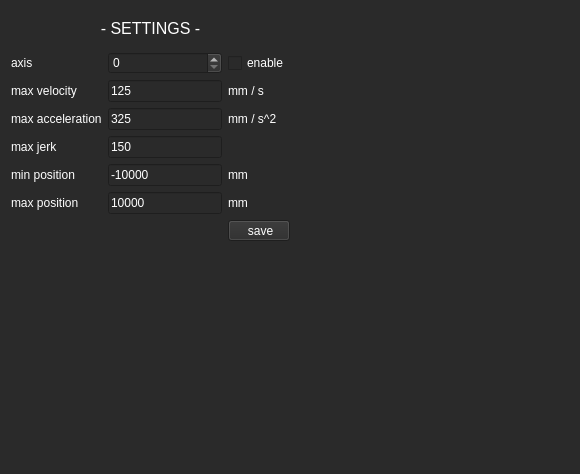
This is projects/cnc/form_settings.ui in krcwrhvgyxzqelljes/hal-core-2.0 as Qt 5 draws it before an edit. The edited form follows.
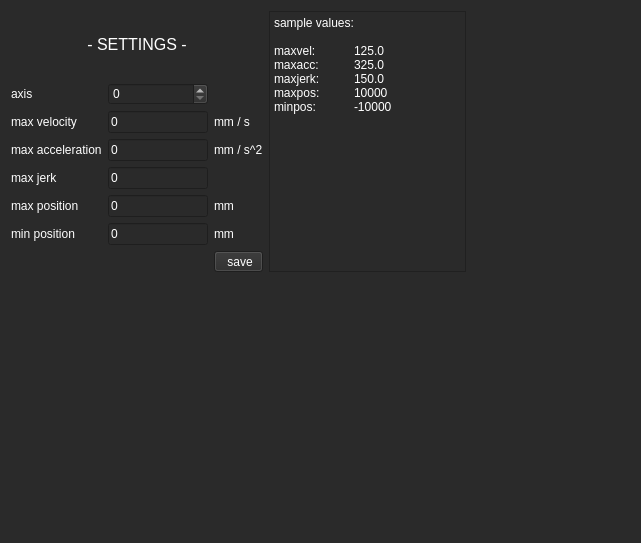
This is the edited form. Icons and pictures are not drawn.

The edit to the form file:
```diff
--- a/projects/cnc/form_settings.ui
+++ b/projects/cnc/form_settings.ui
@@ -6,8 +6,8 @@
    <rect>
     <x>0</x>
     <y>0</y>
-    <width>580</width>
-    <height>474</height>
+    <width>641</width>
+    <height>543</height>
    </rect>
   </property>
   <property name="windowTitle">
@@ -18,30 +18,153 @@
 color: rgb(255, 255, 255);</string>
   </property>
   <layout class="QGridLayout" name="gridLayout">
+   <item row="0" column="2">
+    <spacer name="horizontalSpacer">
+     <property name="orientation">
+      <enum>Qt::Horizontal</enum>
+     </property>
+     <property name="sizeHint" stdset="0">
+      <size>
+       <width>223</width>
+       <height>20</height>
+      </size>
+     </property>
+    </spacer>
+   </item>
    <item row="0" column="0">
     <layout class="QGridLayout" name="gridLayout_16">
-     <item row="6" column="0">
-      <widget class="QLabel" name="label_31">
+     <item row="0" column="0" colspan="3">
+      <widget class="QLabel" name="label_5">
+       <property name="minimumSize">
+        <size>
+         <width>0</width>
+         <height>35</height>
+        </size>
+       </property>
+       <property name="font">
+        <font>
+         <pointsize>12</pointsize>
+        </font>
+       </property>
        <property name="text">
-        <string>max position</string>
+        <string>- SETTINGS -</string>
        </property>
+       <property name="alignment">
+        <set>Qt::AlignCenter</set>
+       </property>
       </widget>
      </item>
-     <item row="5" column="1">
-      <widget class="QLineEdit" name="lineEdit_min_pos">
+     <item row="6" column="2">
+      <widget class="QLabel" name="label_30">
        <property name="text">
-        <string>-10000</string>
+        <string>mm</string>
+       </property>
+      </widget>
+     </item>
+     <item row="1" column="0">
+      <widget class="QLabel" name="label">
+       <property name="text">
+        <string>axis</string>
+       </property>
+      </widget>
+     </item>
+     <item row="4" column="0">
+      <widget class="QLabel" name="label_33">
+       <property name="text">
+        <string>max jerk</string>
+       </property>
+      </widget>
+     </item>
+     <item row="2" column="1">
+      <widget class="QLineEdit" name="lineEdit_max_vel">
+       <property name="minimumSize">
+        <size>
+         <width>100</width>
+         <height>0</height>
+        </size>
+       </property>
+       <property name="text">
+        <string>0</string>
        </property>
       </widget>
      </item>
      <item row="3" column="1">
       <widget class="QLineEdit" name="lineEdit_max_acc">
        <property name="text">
-        <string>325</string>
+        <string>0</string>
+       </property>
+      </widget>
+     </item>
+     <item row="1" column="1">
+      <widget class="QSpinBox" name="spinBox_axis">
+       <property name="minimum">
+        <number>0</number>
+       </property>
+       <property name="maximum">
+        <number>8</number>
+       </property>
+       <property name="value">
+        <number>0</number>
+       </property>
+      </widget>
+     </item>
+     <item row="6" column="0">
+      <widget class="QLabel" name="label_29">
+       <property name="text">
+        <string>max position</string>
+       </property>
+      </widget>
+     </item>
+     <item row="2" column="0">
+      <widget class="QLabel" name="label_32">
+       <property name="text">
+        <string>max velocity</string>
        </property>
       </widget>
      </item>
      <item row="7" column="2">
+      <widget class="QLabel" name="label_26">
+       <property name="text">
+        <string>mm</string>
+       </property>
+      </widget>
+     </item>
+     <item row="3" column="2">
+      <widget class="QLabel" name="label_27">
+       <property name="text">
+        <string>mm / s^2</string>
+       </property>
+      </widget>
+     </item>
+     <item row="3" column="0">
+      <widget class="QLabel" name="label_13">
+       <property name="text">
+        <string>max acceleration</string>
+       </property>
+      </widget>
+     </item>
+     <item row="2" column="2">
+      <widget class="QLabel" name="label_28">
+       <property name="text">
+        <string>mm / s</string>
+       </property>
+      </widget>
+     </item>
+     <item row="7" column="0">
+      <widget class="QLabel" name="label_31">
+       <property name="text">
+        <string>min position</string>
+       </property>
+      </widget>
+     </item>
+     <item row="4" column="1">
+      <widget class="QLineEdit" name="lineEdit_max_jerk">
+       <property name="text">
+        <string>0</string>
+       </property>
+      </widget>
+     </item>
+     <item row="8" column="2">
       <widget class="QToolButton" name="toolButton_save">
        <property name="sizePolicy">
         <sizepolicy hsizetype="Preferred" vsizetype="Fixed">
@@ -70,152 +193,22 @@
        </property>
       </widget>
      </item>
-     <item row="2" column="2">
-      <widget class="QLabel" name="label_28">
+     <item row="7" column="1">
+      <widget class="QLineEdit" name="lineEdit_min_pos">
        <property name="text">
-        <string>mm / s</string>
-       </property>
-      </widget>
-     </item>
-     <item row="3" column="2">
-      <widget class="QLabel" name="label_27">
-       <property name="text">
-        <string>mm / s^2</string>
-       </property>
-      </widget>
-     </item>
-     <item row="2" column="1">
-      <widget class="QLineEdit" name="lineEdit_max_vel">
-       <property name="minimumSize">
-        <size>
-         <width>100</width>
-         <height>0</height>
-        </size>
-       </property>
-       <property name="text">
-        <string>125</string>
+        <string>0</string>
        </property>
       </widget>
      </item>
      <item row="6" column="1">
       <widget class="QLineEdit" name="lineEdit_max_pos">
        <property name="text">
-        <string>10000</string>
-       </property>
-      </widget>
-     </item>
-     <item row="1" column="0">
-      <widget class="QLabel" name="label">
-       <property name="text">
-        <string>axis</string>
-       </property>
-      </widget>
-     </item>
-     <item row="4" column="0">
-      <widget class="QLabel" name="label_33">
-       <property name="text">
-        <string>max jerk</string>
-       </property>
-      </widget>
-     </item>
-     <item row="6" column="2">
-      <widget class="QLabel" name="label_26">
-       <property name="text">
-        <string>mm</string>
-       </property>
-      </widget>
-     </item>
-     <item row="5" column="0">
-      <widget class="QLabel" name="label_29">
-       <property name="text">
-        <string>min position</string>
-       </property>
-      </widget>
-     </item>
-     <item row="3" column="0">
-      <widget class="QLabel" name="label_13">
-       <property name="text">
-        <string>max acceleration</string>
-       </property>
-      </widget>
-     </item>
-     <item row="1" column="1">
-      <widget class="QSpinBox" name="spinBox_axis_nr">
-       <property name="minimum">
-        <number>0</number>
-       </property>
-       <property name="maximum">
-        <number>8</number>
-       </property>
-       <property name="value">
-        <number>0</number>
-       </property>
-      </widget>
-     </item>
-     <item row="1" column="2">
-      <widget class="QCheckBox" name="checkBox_enable">
-       <property name="text">
-        <string>enable</string>
-       </property>
-      </widget>
-     </item>
-     <item row="2" column="0">
-      <widget class="QLabel" name="label_32">
-       <property name="text">
-        <string>max velocity</string>
-       </property>
-      </widget>
-     </item>
-     <item row="0" column="0" colspan="3">
-      <widget class="QLabel" name="label_5">
-       <property name="minimumSize">
-        <size>
-         <width>0</width>
-         <height>35</height>
-        </size>
-       </property>
-       <property name="font">
-        <font>
-         <pointsize>12</pointsize>
-        </font>
-       </property>
-       <property name="text">
-        <string>- SETTINGS -</string>
-       </property>
-       <property name="alignment">
-        <set>Qt::AlignCenter</set>
-       </property>
-      </widget>
-     </item>
-     <item row="4" column="1">
-      <widget class="QLineEdit" name="lineEdit_max_jerk">
-       <property name="text">
-        <string>150</string>
-       </property>
-      </widget>
-     </item>
-     <item row="5" column="2">
-      <widget class="QLabel" name="label_30">
-       <property name="text">
-        <string>mm</string>
+        <string>0</string>
        </property>
       </widget>
      </item>
     </layout>
    </item>
-   <item row="0" column="1">
-    <spacer name="horizontalSpacer">
-     <property name="orientation">
-      <enum>Qt::Horizontal</enum>
-     </property>
-     <property name="sizeHint" stdset="0">
-      <size>
-       <width>223</width>
-       <height>20</height>
-      </size>
-     </property>
-    </spacer>
-   </item>
    <item row="1" column="0">
     <spacer name="verticalSpacer">
      <property name="orientation">
@@ -229,6 +222,20 @@
      </property>
     </spacer>
    </item>
+   <item row="0" column="1">
+    <widget class="QPlainTextEdit" name="plainTextEdit">
+     <property name="plainText">
+      <string>sample values:
+
+maxvel: 	125.0
+maxacc: 	325.0
+maxjerk: 	150.0
+maxpos: 	10000
+minpos: 	-10000
+</string>
+     </property>
+    </widget>
+   </item>
   </layout>
  </widget>
  <resources>
```
